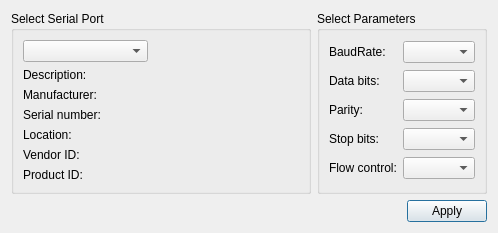
Above: settingsdialog.ui from ivanovp/iserterm before the change. Below: the same form after it.
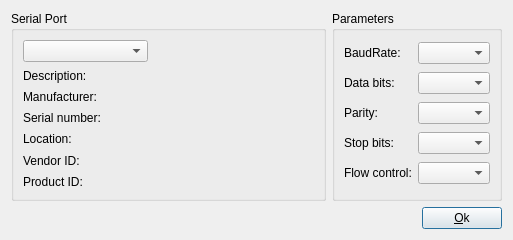
That is the form after the change.

What changed in the file:
```diff
--- a/settingsdialog.ui
+++ b/settingsdialog.ui
@@ -6,8 +6,8 @@
    <rect>
     <x>0</x>
     <y>0</y>
-    <width>431</width>
-    <height>216</height>
+    <width>513</width>
+    <height>240</height>
    </rect>
   </property>
   <property name="windowTitle">
@@ -17,7 +17,7 @@
    <item row="0" column="1">
     <widget class="QGroupBox" name="parametersBox">
      <property name="title">
-      <string>Select Parameters</string>
+      <string>Parameters</string>
      </property>
      <layout class="QGridLayout" name="gridLayout_2">
       <item row="0" column="0">
@@ -82,7 +82,7 @@
       </size>
      </property>
      <property name="title">
-      <string>Select Serial Port</string>
+      <string>Serial Port</string>
      </property>
      <layout class="QGridLayout" name="gridLayout">
       <item row="0" column="0">
@@ -171,7 +171,7 @@
      <item>
       <widget class="QPushButton" name="applyButton">
        <property name="text">
-        <string>Apply</string>
+        <string>&amp;Ok</string>
        </property>
       </widget>
      </item>
```
Left out of the diff: 2 changed lines with no effect on the pictures.
